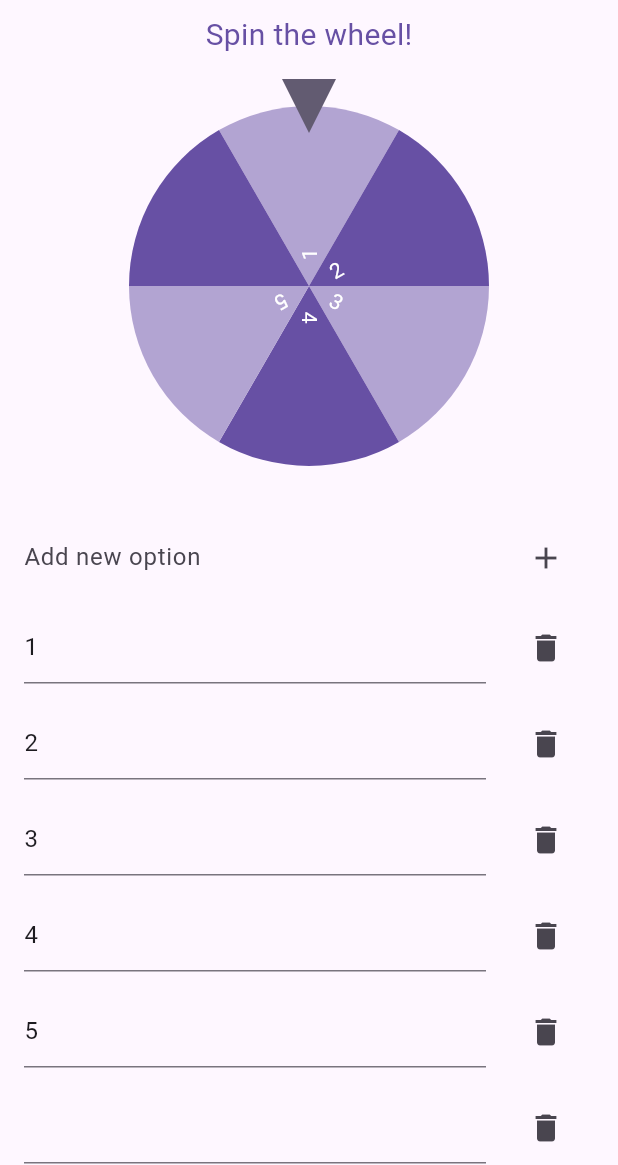
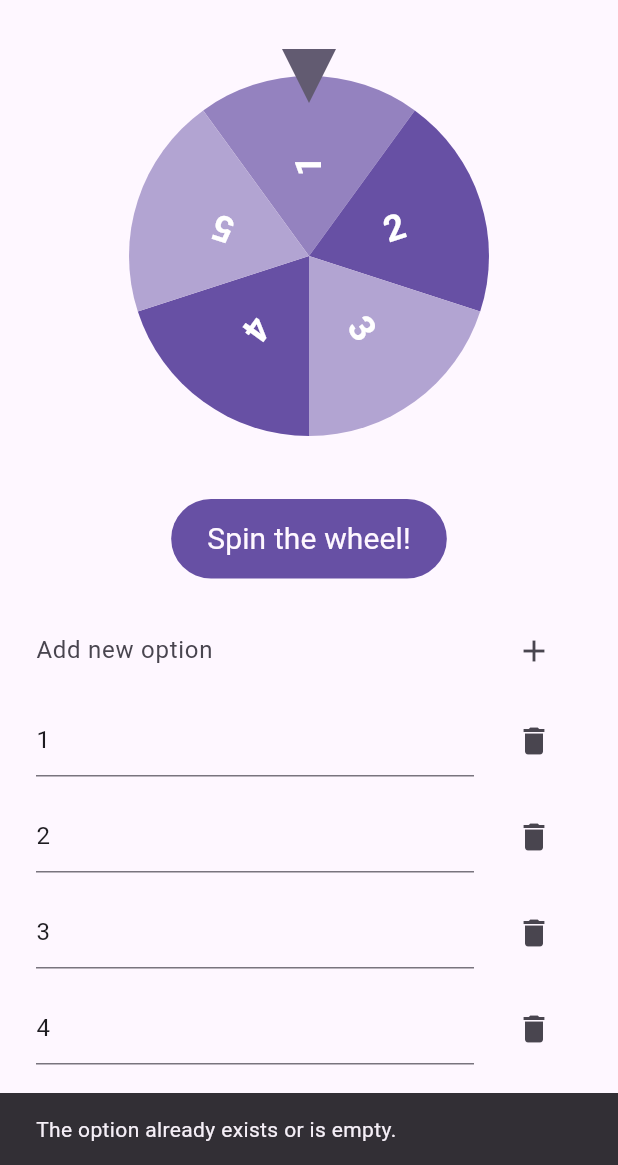
Before and after one commit to aggeor/wheelimal, a Flutter app: the screen it shows after launch, after a tap on the "add" icon, on a phone screen of 412 x 824 dp, the part 71-1236 px from its top. Run offline on Flutter 3.47's test engine with Material 3 defaults, Android fonts, the light colour scheme and no system bars; drawn by our look-alikes of flutter_fortune_wheel; our stand-ins replace rxdart.

Commit message:
add button, add dynamic text font size for options, move button below, add LayoutBuilder with SingleChildScrollView

```diff
--- a/lib/spin_wheel_page.dart
+++ b/lib/spin_wheel_page.dart
@@ -26,6 +26,10 @@ class _SpinWheelPageState extends State<SpinWheelPage> {
   @override
   void dispose() {
     selectedItem.close();
+    newOptionController.dispose();
+    for (var controller in controllers.values) {
+      controller.dispose();
+    }
     super.dispose();
   }
 
@@ -38,16 +42,14 @@ class _SpinWheelPageState extends State<SpinWheelPage> {
 
   void addOption() {
     setState(() {
-      if (options.contains(newOptionController.text)) {
+      final newText = newOptionController.text.trim();
+      if (newText.isEmpty || options.contains(newText)) {
         ScaffoldMessenger.of(context).showSnackBar(const SnackBar(
-            content: Text('The option already exists. Add a new one.')));
+            content: Text('The option already exists or is empty.')));
         return;
       }
-      options.add(newOptionController.text);
-      controllers.addAll({
-        options.length - 1:
-            TextEditingController(text: newOptionController.text)
-      });
+      options.add(newText);
+      controllers[options.length - 1] = TextEditingController(text: newText);
       newOptionController.clear();
     });
   }
@@ -55,41 +57,38 @@ class _SpinWheelPageState extends State<SpinWheelPage> {
   void editOption(int index) {
     TextEditingController? controller = controllers[index];
     if (controller != null) {
-      controller.addListener(
-        () {
-          setState(
-            () {
-              options[index] = controllers[index]?.text ?? '';
-            },
-          );
-        },
-      );
+      controller.addListener(() {
+        setState(() {
+          options[index] = controller.text;
+        });
+      });
     }
   }
 
-  void deleteOption(index) {
+  void deleteOption(int index) {
     setState(() {
       if (options.length > 2) {
-        options.removeWhere((item) => options.indexOf(item) == index);
+        options.removeAt(index);
         controllers.remove(index);
+        updateControllers();
       } else {
         ScaffoldMessenger.of(context).showSnackBar(
-            const SnackBar(content: Text('There must be at least 2 options.')));
+          const SnackBar(content: Text('There must be at least 2 options.')),
+        );
       }
     });
   }
 
   @override
   Widget build(BuildContext context) {
+    final theme = Provider.of<ThemeProvider>(context).themeData;
     return Scaffold(
+      resizeToAvoidBottomInset: true,
       appBar: AppBar(
         title: Text(
           'Wheelimal',
           style: TextStyle(
-            color: Provider.of<ThemeProvider>(context)
-                .themeData
-                .colorScheme
-                .primary,
+            color: theme.colorScheme.primary,
             fontWeight: FontWeight.bold,
             fontSize: 30,
           ),
@@ -103,50 +102,67 @@ class _SpinWheelPageState extends State<SpinWheelPage> {
           ),
         ],
       ),
-      body: Center(
+      body: LayoutBuilder(
+        builder: (context, constraints) {
+          return SingleChildScrollView(
+            padding: EdgeInsets.only(
+              bottom: MediaQuery.of(context).viewInsets.bottom,
+            ),
+            child: ConstrainedBox(
+              constraints: BoxConstraints(minHeight: constraints.maxHeight),
               child: Column(
-          mainAxisAlignment: MainAxisAlignment.start,
                 crossAxisAlignment: CrossAxisAlignment.center,
                 children: [
+                  const SizedBox(height: 12),
+                  if (result.isNotEmpty)
                     Text(
-              'Spin the wheel!',
-              style: TextStyle(
-                color: Provider.of<ThemeProvider>(context)
-                    .themeData
-                    .colorScheme
-                    .primary,
-                fontWeight: FontWeight.normal,
-                fontSize: 20,
-              ),
-            ),
-            result != ''
-                ? Text(
                       result,
                       style: TextStyle(
-                      color: Provider.of<ThemeProvider>(context)
-                          .themeData
-                          .colorScheme
-                          .primary,
+                        color: theme.colorScheme.primary,
                         fontWeight: FontWeight.bold,
                         fontSize: 50,
                       ),
                       overflow: TextOverflow.ellipsis,
-                  )
-                : const SizedBox(
-                    height: 3,
                     ),
                   SizedBox(
                     height: 300,
                     child: FortuneWheel(
                       selected: selectedItem.stream,
                       animateFirst: false,
-                items: [
-                  ...options.map(
-                    (option) => FortuneItem(
-                      child: Text(option),
+                      items: options.map((option) {
+                        final int optionCount = options.length;
+                        const double baseFontSize = 24;
+                        const int maxLength = 10;
+
+                        // Reduce font size based on number of options and text length
+                        double adjustedFontSize = baseFontSize -
+                            ((option.length > maxLength
+                                    ? option.length - maxLength
+                                    : 0) *
+                                0.8) -
+                            ((optionCount > 6 ? optionCount - 6 : 0) * 1.0);
+
+                        // Clamp font size to avoid being too small or too big
+                        adjustedFontSize =
+                            adjustedFontSize.clamp(10.0, baseFontSize);
+
+                        return FortuneItem(
+                          child: SizedBox(
+                            width: 80,
+                            child: Text(
+                              option,
+                              textAlign: TextAlign.center,
+                              softWrap: true,
+                              maxLines: 3,
+                              overflow: TextOverflow.ellipsis,
+                              style: TextStyle(
+                                fontSize: adjustedFontSize,
+                                fontWeight: FontWeight.bold,
                               ),
                             ),
-                ],
+                          ),
+                        );
+                      }).toList(),
                       onAnimationEnd: () {
                         setState(() {
                           result = options[selectedItem.value];
@@ -154,16 +170,41 @@ class _SpinWheelPageState extends State<SpinWheelPage> {
                       },
                       onFling: () {
                         setState(() {
-                    selectedItem.add(Fortune.randomInt(0, options.length));
+                          selectedItem
+                              .add(Fortune.randomInt(0, options.length));
                         });
                       },
                     ),
                   ),
-            const SizedBox(
-              height: 3,
+                  const SizedBox(height: 12),
+                  TextButton(
+                    onPressed: () {
+                      setState(() {
+                        selectedItem.add(Fortune.randomInt(0, options.length));
+                      });
+                    },
+                    style: TextButton.styleFrom(
+                      backgroundColor: theme.colorScheme.primary,
+                      padding: const EdgeInsets.symmetric(
+                          horizontal: 24, vertical: 12),
+                      shape: RoundedRectangleBorder(
+                        borderRadius: BorderRadius.circular(32),
                       ),
-            Expanded(
-                child: ListView(
+                    ),
+                    child: Text(
+                      'Spin the wheel!',
+                      style: TextStyle(
+                        color: theme.colorScheme.surface,
+                        fontWeight: FontWeight.normal,
+                        fontSize: 20,
+                      ),
+                    ),
+                  ),
+                  const SizedBox(height: 12),
+                  ListView(
+                    shrinkWrap: true,
+                    physics: const NeverScrollableScrollPhysics(),
+                    padding: const EdgeInsets.all(8),
                     children: [
                       ListTile(
                         title: TextField(
@@ -176,28 +217,26 @@ class _SpinWheelPageState extends State<SpinWheelPage> {
                           onPressed: addOption,
                         ),
                       ),
-                ...options.map(
-                  (option) => ListTile(
+                      ...List.generate(options.length, (index) {
+                        return ListTile(
                           title: TextField(
-                      controller: controllers[options.indexOf(option)],
-                      onTap: () {
-                        editOption(options.indexOf(option));
-                      },
+                            controller: controllers[index],
+                            onTap: () => editOption(index),
                           ),
                           trailing: IconButton(
                             icon: const Icon(Icons.delete),
-                      onPressed: () {
-                        deleteOption(options.indexOf(option));
-                        updateControllers();
-                      },
+                            onPressed: () => deleteOption(index),
                           ),
+                        );
+                      }),
+                    ],
                   ),
-                )
-              ],
-            )),
                 ],
               ),
             ),
           );
+        },
+      ),
+    );
   }
 }
```
Lines whose indentation alone changed are shown as unchanged.
